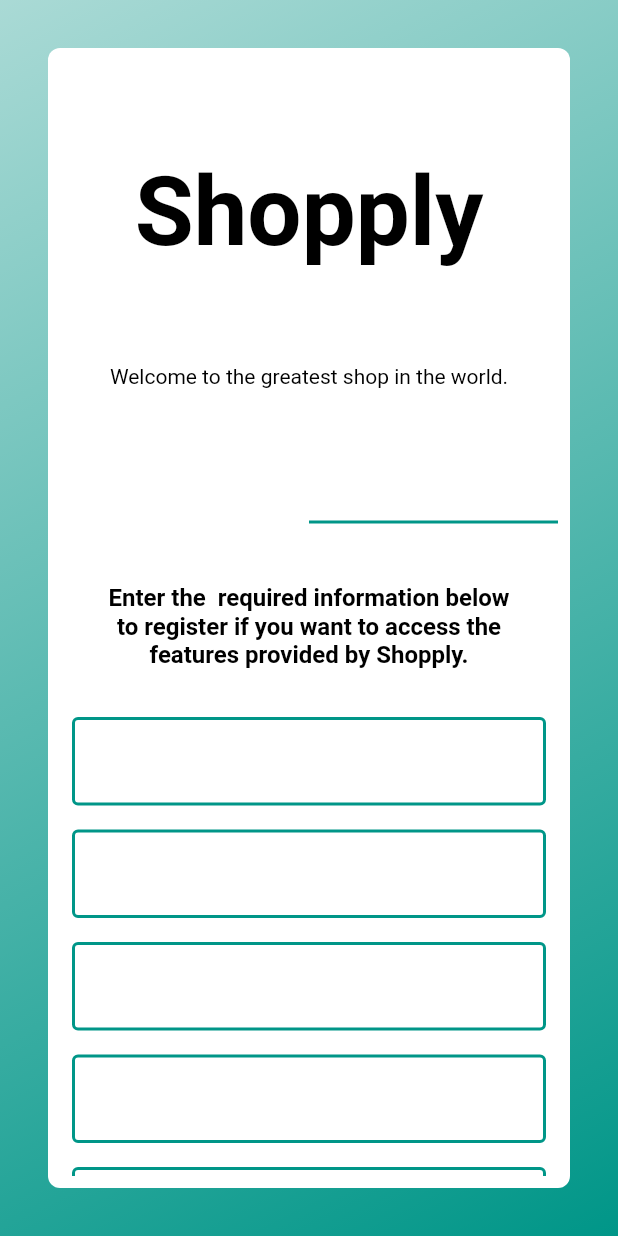
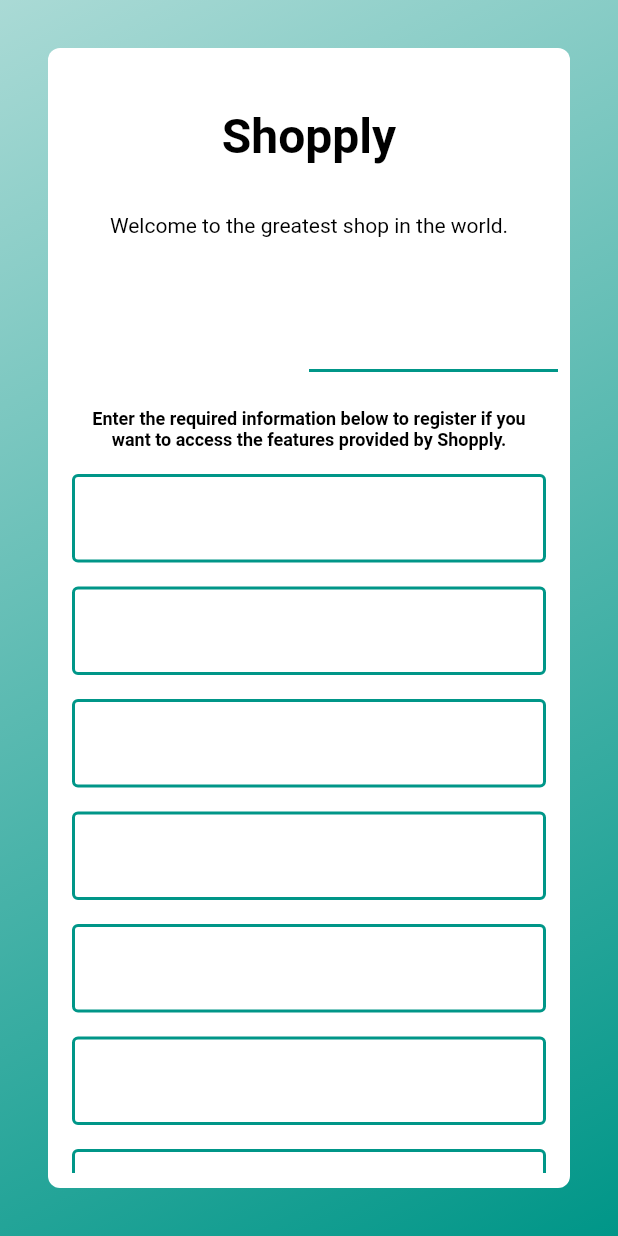
Before and after one commit to edargham/shopply, a Flutter app: the screen it shows after launch, tab 2 chosen, on a phone screen of 412 x 824 dp. Run offline on Flutter 3.47's test engine with Material 2 defaults, Android fonts, the phone set to English and light mode, and no system bars.

Commit message:
22/08/2022 - Auth sign up

```diff
--- a/lib/app.dart
+++ b/lib/app.dart
@@ -10,6 +10,7 @@ import './screens/product_form_screen/product_form_screen.dart';
 import './screens/auth_screen/auth_screen.dart';
 
 import './providers/products.dart';
+import './providers/authentication.dart';
 
 import './models/cart.dart';
 import './models/order.dart';
@@ -21,6 +22,9 @@ class App extends StatelessWidget {
   Widget build(BuildContext context) {
     return MultiProvider(
       providers: [
+        ChangeNotifierProvider(
+          create: (BuildContext ctx) => Authentication(),
+        ),
         ChangeNotifierProvider(
           create: (BuildContext ctx) => Products(),
         ),
--- /dev/null
+++ b/lib/providers/authentication.dart
@@ -0,0 +1,18 @@
+import 'dart:convert';
+import 'package:flutter/foundation.dart';
+import 'package:http/http.dart';
+
+import '../services/auth_service.dart';
+
+class Authentication with ChangeNotifier {
+  // String _token;
+  // DateTime _expiryDate;
+  // String _userId;
+
+  Future<void> registerUser(String email, String password) async {
+    return await AuthService.registerUser(email, password)
+        .then(((Response res) {
+      print(json.decode(res.body));
+    }));
+  }
+}
--- a/lib/screens/auth_screen/auth_screen.dart
+++ b/lib/screens/auth_screen/auth_screen.dart
@@ -3,14 +3,37 @@ import 'package:flutter/material.dart';
 import './widgets/login_section.dart';
 import './widgets/register_section.dart';
 
-class AuthScreen extends StatelessWidget {
+class AuthScreen extends StatefulWidget {
   static const routeName = '/auth';
   const AuthScreen({super.key});
 
   @override
-  Widget build(BuildContext context) {
-    return Scaffold(
-      body: Container(
+  State<AuthScreen> createState() => _AuthScreenState();
+}
+
+class _AuthScreenState extends State<AuthScreen> {
+  bool _isEditMode = false;
+  final GlobalKey<_AuthScreenState> _screenKey = GlobalKey<_AuthScreenState>();
+
+  void _onEnterEditMode() {
+    if (!_isEditMode) {
+      setState(() {
+        _isEditMode = true;
+      });
+    }
+  }
+
+  void _onExitEditMode() {
+    if (_isEditMode) {
+      setState(() {
+        _isEditMode = false;
+      });
+    }
+  }
+
+  Widget _showForm(BuildContext context) {
+    return Container(
+      key: _screenKey,
       padding: const EdgeInsets.all(32.0),
       height: MediaQuery.of(context).size.height,
       width: MediaQuery.of(context).size.width,
@@ -35,12 +58,12 @@ class AuthScreen extends StatelessWidget {
         child: Column(
           children: <Widget>[
             const Padding(
-                padding: EdgeInsets.symmetric(vertical: 64.0),
+              padding: EdgeInsets.symmetric(vertical: 32.0),
               child: Text(
                 'Shopply',
                 style: TextStyle(
                   fontWeight: FontWeight.bold,
-                    fontSize: 64.0,
+                  fontSize: 32.0,
                 ),
               ),
             ),
@@ -48,12 +71,12 @@ class AuthScreen extends StatelessWidget {
               child: Text('Welcome to the greatest shop in the world.'),
             ),
             const SizedBox(height: 16.0),
-              DefaultTabController(
+            Expanded(
+              child: DefaultTabController(
                 length: 2,
-                child: Expanded(
                 child: Column(
-                    children: const <Widget>[
-                      TabBar(
+                  children: <Widget>[
+                    const TabBar(
                       tabs: [
                         Tab(
                           text: 'Login',
@@ -65,11 +88,18 @@ class AuthScreen extends StatelessWidget {
                         ),
                       ],
                     ),
-                      Expanded(
+                    SizedBox(
+                      height: MediaQuery.of(context).size.height - 290,
                       child: TabBarView(
                         children: <Widget>[
-                            LoginSection(),
-                            RegisterSection(),
+                          LoginSection(
+                            onEnterEditMode: _onEnterEditMode,
+                            onExitEditMode: _onExitEditMode,
+                          ),
+                          RegisterSection(
+                            onEnterEditMode: _onEnterEditMode,
+                            onExitEditMode: _onExitEditMode,
+                          ),
                         ],
                       ),
                     ),
@@ -80,6 +110,32 @@ class AuthScreen extends StatelessWidget {
           ],
         ),
       ),
+    );
+  }
+
+  Widget _showBody(BuildContext context) {
+    if (_isEditMode) {
+      return SingleChildScrollView(
+        child: _showForm(context),
+      );
+    } else {
+      return _showForm(context);
+    }
+  }
+
+  @override
+  Widget build(BuildContext context) {
+    return Scaffold(
+      body: GestureDetector(
+        onTap: () {
+          FocusManager.instance.primaryFocus?.unfocus();
+          _onExitEditMode();
+        },
+        onVerticalDragStart: (_) {
+          FocusManager.instance.primaryFocus?.unfocus();
+          _onExitEditMode();
+        },
+        child: _showBody(context),
       ),
     );
   }
--- a/lib/screens/auth_screen/widgets/register_section.dart
+++ b/lib/screens/auth_screen/widgets/register_section.dart
@@ -1,5 +1,7 @@
 import 'package:flutter/material.dart';
+import 'package:provider/provider.dart';
 
+import '../../../providers/authentication.dart';
 import '../../widgets/item_button.dart';
 import '../../widgets/main_button.dart';
 import '../../widgets/text_box.dart';
@@ -25,7 +27,13 @@ class _RegisterViewModel {
 }
 
 class RegisterSection extends StatefulWidget {
-  const RegisterSection({Key? key}) : super(key: key);
+  final VoidCallback onEnterEditMode;
+  final VoidCallback onExitEditMode;
+  const RegisterSection({
+    Key? key,
+    required this.onEnterEditMode,
+    required this.onExitEditMode,
+  }) : super(key: key);
 
   @override
   State<RegisterSection> createState() => _RegisterSectionState();
@@ -76,11 +84,12 @@ class _RegisterSectionState extends State<RegisterSection> {
       });
 
       try {
-        // await Provider.of<Products>(context, listen: false)
-        //     .updateProduct(newProduct);
+        await Provider.of<Authentication>(context, listen: false).registerUser(
+            _registerViewModel.email, _registerViewModel.password);
         if (!mounted) return;
         Navigator.of(context).pop();
-      } catch (_) {
+      } catch (ex) {
+        print(ex);
         await showDialog(
           context: context,
           builder: (BuildContext ctx) {
@@ -105,8 +114,10 @@ class _RegisterSectionState extends State<RegisterSection> {
             );
           },
         );
-        if (!mounted) return;
-        Navigator.of(context).pop();
+
+        setState(() {
+          _isloading = false;
+        });
       }
     }
 
@@ -128,26 +139,25 @@ class _RegisterSectionState extends State<RegisterSection> {
           child: ListView(
             children: <Widget>[
               const Padding(
-                padding: EdgeInsets.all(32.0),
-                child: Flexible(
-                  child: Text(
-                    'Enter the  required information below to register if you want to access the features provided by Shopply.',
-                    textAlign: TextAlign.center,
-                    style: TextStyle(
-                      fontWeight: FontWeight.bold,
-                      fontSize: 16.0,
-                    ),
+                padding: EdgeInsets.all(16.0),
+                child: Text(
+                  'Enter the required information below to register if you want to access the features provided by Shopply.',
+                  textAlign: TextAlign.center,
+                  style: TextStyle(
+                    fontWeight: FontWeight.bold,
+                    fontSize: 12.0,
                   ),
                 ),
               ),
               TextBox(
                 caption: 'Username',
                 actionButton: TextInputAction.next,
+                onTap: widget.onEnterEditMode,
                 focusNode: _usernameFocusNode,
-                initalValue: '',
+                initalValue: _registerViewModel.username,
                 onChange: (_) {},
                 onSubmit: (_) {
-                  FocusScope.of(context).requestFocus(_passwordFocusNode);
+                  FocusScope.of(context).requestFocus(_firstNameFocusNode);
                 },
                 validator: (String? value) {
                   // TODO - check if unique
@@ -175,11 +185,12 @@ class _RegisterSectionState extends State<RegisterSection> {
               TextBox(
                 caption: 'First Name',
                 actionButton: TextInputAction.next,
+                onTap: widget.onEnterEditMode,
                 focusNode: _firstNameFocusNode,
-                initalValue: '',
+                initalValue: _registerViewModel.firstName,
                 onChange: (_) {},
                 onSubmit: (_) {
-                  FocusScope.of(context).requestFocus(_passwordFocusNode);
+                  FocusScope.of(context).requestFocus(_lastNameFocusNode);
                 },
                 validator: (String? value) {
                   if (value!.isEmpty) {
@@ -206,11 +217,12 @@ class _RegisterSectionState extends State<RegisterSection> {
               TextBox(
                 caption: 'Last Name',
                 actionButton: TextInputAction.next,
+                onTap: widget.onEnterEditMode,
                 focusNode: _lastNameFocusNode,
-                initalValue: '',
+                initalValue: _registerViewModel.lastName,
                 onChange: (_) {},
                 onSubmit: (_) {
-                  FocusScope.of(context).requestFocus(_passwordFocusNode);
+                  FocusScope.of(context).requestFocus(_phoneNumberFocusNode);
                 },
                 validator: (String? value) {
                   if (value!.isEmpty) {
@@ -237,18 +249,19 @@ class _RegisterSectionState extends State<RegisterSection> {
               TextBox(
                 caption: 'Phone Number',
                 actionButton: TextInputAction.next,
+                onTap: widget.onEnterEditMode,
                 inputType: TextInputType.phone,
                 focusNode: _phoneNumberFocusNode,
-                initalValue: '',
+                initalValue: _registerViewModel.phoneNumber,
                 onChange: (_) {},
                 onSubmit: (_) {
-                  FocusScope.of(context).requestFocus(_passwordFocusNode);
+                  FocusScope.of(context).requestFocus(_emailFocusNode);
                 },
                 validator: (String? value) {
                   // TODO - check if unique
                   if (value!.isEmpty) {
                     return 'You have to provide your phone number.';
-                  } else if (int.tryParse(value) != null) {
+                  } else if (int.tryParse(value) == null) {
                     return 'Your number must not contain alphabetic characters.';
                   } else {
                     return null;
@@ -272,9 +285,10 @@ class _RegisterSectionState extends State<RegisterSection> {
               TextBox(
                 caption: 'Email',
                 actionButton: TextInputAction.next,
+                onTap: widget.onEnterEditMode,
                 inputType: TextInputType.emailAddress,
                 focusNode: _emailFocusNode,
-                initalValue: '',
+                initalValue: _registerViewModel.email,
                 onChange: (_) {},
                 onSubmit: (_) {
                   FocusScope.of(context).requestFocus(_passwordFocusNode);
@@ -304,16 +318,28 @@ class _RegisterSectionState extends State<RegisterSection> {
               ),
               TextBox(
                 caption: 'Password',
-                initalValue: '',
-                actionButton: TextInputAction.done,
+                initalValue: _registerViewModel.password,
+                actionButton: TextInputAction.next,
+                onTap: widget.onEnterEditMode,
                 focusNode: _passwordFocusNode,
-                onChange: (_) {},
-                onSubmit: (_) {},
+                onChange: (String value) {
+                  _registerViewModel = _RegisterViewModel(
+                    username: _registerViewModel.username,
+                    firstName: _registerViewModel.firstName,
+                    lastName: _registerViewModel.lastName,
+                    email: _registerViewModel.email,
+                    phoneNumber: _registerViewModel.phoneNumber,
+                    password: value,
+                    confirmPassword: _registerViewModel.confirmPassword,
+                  );
+                },
+                onSubmit: (_) {
+                  FocusScope.of(context)
+                      .requestFocus(_confirmPasswordFocusNode);
+                },
                 validator: (String? value) {
                   if (value!.isEmpty) {
                     return 'You must provide a password.';
-                  } else if (value != _registerViewModel.confirmPassword) {
-                    return 'Passwords do not match.';
                   } else {
                     return null;
                   }
@@ -335,10 +361,21 @@ class _RegisterSectionState extends State<RegisterSection> {
               ),
               TextBox(
                 caption: 'Confirm Password',
-                initalValue: '',
+                initalValue: _registerViewModel.confirmPassword,
                 actionButton: TextInputAction.done,
+                onTap: widget.onEnterEditMode,
                 focusNode: _confirmPasswordFocusNode,
-                onChange: (_) {},
+                onChange: (String value) {
+                  _registerViewModel = _RegisterViewModel(
+                    username: _registerViewModel.username,
+                    firstName: _registerViewModel.firstName,
+                    lastName: _registerViewModel.lastName,
+                    email: _registerViewModel.email,
+                    phoneNumber: _registerViewModel.phoneNumber,
+                    password: _registerViewModel.password,
+                    confirmPassword: value,
+                  );
+                },
                 onSubmit: (_) {},
                 validator: (String? value) {
                   if (value!.isEmpty) {
--- a/lib/screens/widgets/text_box.dart
+++ b/lib/screens/widgets/text_box.dart
@@ -10,6 +10,7 @@ class TextBox extends StatelessWidget {
   final Function(String) onChange;
   final Function(String)? onSubmit;
   final Function(String?)? onSaved;
+  final VoidCallback? onTap;
   final String? Function(String? value)? validator;
   final TextEditingController? controller;
   final FocusNode? focusNode;
@@ -28,6 +29,7 @@ class TextBox extends StatelessWidget {
     this.actionButton = TextInputAction.done,
     this.focusNode,
     this.initalValue,
+    this.onTap,
     this.maxLines = 1,
   });
 
@@ -40,6 +42,7 @@ class TextBox extends StatelessWidget {
         children: <Widget>[
           TextFormField(
             onSaved: onSaved,
+            onTap: onTap,
             initialValue: initalValue,
             cursorColor: Theme.of(context).colorScheme.onPrimary,
             textInputAction: actionButton,
--- /dev/null
+++ b/lib/services/auth_service.dart
@@ -0,0 +1,18 @@
+import 'dart:convert';
+
+import 'package:http/http.dart' as http;
+import '../private/config.dart';
+
+class AuthService {
+  static Future<http.Response> registerUser(String email, String password) {
+    String registerUrl = 'identitytoolkit.googleapis.com';
+    return http.post(
+      Uri.https(registerUrl, '/v1/accounts:signUp?key=$apiKey'),
+      body: json.encode({
+        'email': email,
+        'password': password,
+        'returnSecureToken': true,
+      }),
+    );
+  }
+}
```
Also changed, not shown: lib/screens/auth_screen/widgets/login_section.dart (+16 -8 lines), 1 other file. Lines whose indentation alone changed are shown as unchanged.
